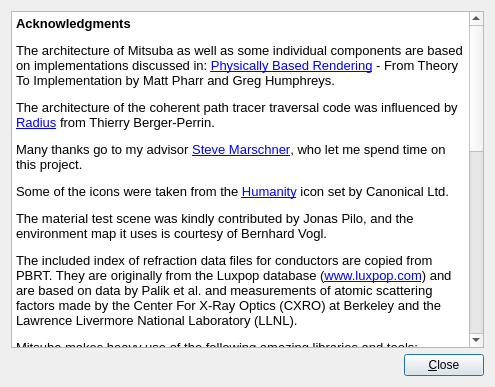
This is src/mtsgui/acknowledgmentdlg.ui in mitsuba-renderer/mitsuba as Qt 5 draws it before an edit. The edited form follows.
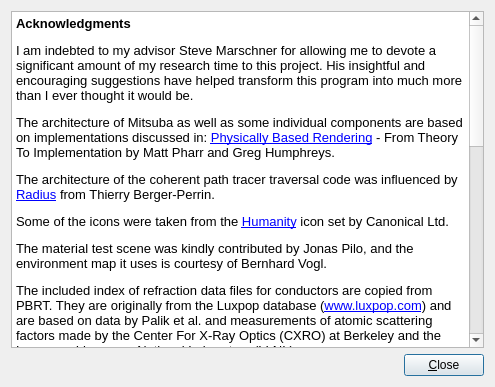
This is the edited form.

```diff
--- a/src/mtsgui/acknowledgmentdlg.ui
+++ b/src/mtsgui/acknowledgmentdlg.ui
@@ -49,9 +49,9 @@
 p, li { white-space: pre-wrap; }
 &lt;/style&gt;&lt;/head&gt;&lt;body style=&quot; font-family:'Sans'; font-size:11pt; font-weight:400; font-style:normal;&quot;&gt;
 &lt;p style=&quot; margin-top:12px; margin-bottom:12px; margin-left:0px; margin-right:0px; -qt-block-indent:0; text-indent:0px;&quot;&gt;&lt;span style=&quot; font-size:10pt; font-weight:600;&quot;&gt;Acknowledgments&lt;/span&gt;&lt;/p&gt;
+&lt;p style=&quot; margin-top:12px; margin-bottom:12px; margin-left:0px; margin-right:0px; -qt-block-indent:0; text-indent:0px;&quot;&gt;&lt;span style=&quot; font-size:10pt;&quot;&gt;I am indebted to my advisor Steve Marschner for allowing me to devote a significant amount of my research time to this project. His insightful and encouraging suggestions have helped transform this program into much more than I ever thought it would be.&lt;/span&gt;&lt;/p&gt;
 &lt;p style=&quot; margin-top:12px; margin-bottom:12px; margin-left:0px; margin-right:0px; -qt-block-indent:0; text-indent:0px;&quot;&gt;&lt;span style=&quot; font-size:10pt;&quot;&gt;The architecture of Mitsuba as well as some individual components are based on implementations discussed in: &lt;/span&gt;&lt;a href=&quot;http://www.pbrt.org&quot;&gt;&lt;span style=&quot; font-size:10pt; text-decoration: underline; color:#0000ff;&quot;&gt;Physically Based Rendering&lt;/span&gt;&lt;/a&gt;&lt;span style=&quot; font-size:10pt;&quot;&gt; - From Theory To Implementation by Matt Pharr and Greg Humphreys.&lt;/span&gt;&lt;/p&gt;
 &lt;p style=&quot; margin-top:12px; margin-bottom:12px; margin-left:0px; margin-right:0px; -qt-block-indent:0; text-indent:0px;&quot;&gt;&lt;span style=&quot; font-size:10pt;&quot;&gt;The architecture of the coherent path tracer traversal code was influenced by &lt;/span&gt;&lt;a href=&quot;http://gna.org/projects/radius/&quot;&gt;&lt;span style=&quot; font-size:10pt; text-decoration: underline; color:#0000ff;&quot;&gt;Radius&lt;/span&gt;&lt;/a&gt;&lt;span style=&quot; font-size:10pt;&quot;&gt; from Thierry Berger-Perrin.&lt;/span&gt;&lt;/p&gt;
-&lt;p style=&quot; margin-top:12px; margin-bottom:12px; margin-left:0px; margin-right:0px; -qt-block-indent:0; text-indent:0px;&quot;&gt;&lt;span style=&quot; font-size:10pt;&quot;&gt;Many thanks go to my advisor &lt;/span&gt;&lt;a href=&quot;http://www.cs.cornell.edu/~srm/&quot;&gt;&lt;span style=&quot; font-size:10pt; text-decoration: underline; color:#0000ff;&quot;&gt;Steve Marschner&lt;/span&gt;&lt;/a&gt;&lt;span style=&quot; font-size:10pt;&quot;&gt;, who let me spend time on this project.&lt;/span&gt;&lt;/p&gt;
 &lt;p style=&quot; margin-top:12px; margin-bottom:12px; margin-left:0px; margin-right:0px; -qt-block-indent:0; text-indent:0px;&quot;&gt;&lt;span style=&quot; font-size:10pt;&quot;&gt;Some of the icons were taken from the &lt;/span&gt;&lt;a href=&quot;https://launchpad.net/humanity&quot;&gt;&lt;span style=&quot; font-size:10pt; text-decoration: underline; color:#0000ff;&quot;&gt;Humanity&lt;/span&gt;&lt;/a&gt;&lt;span style=&quot; font-size:10pt;&quot;&gt; icon set by Canonical Ltd.&lt;/span&gt;&lt;/p&gt;
 &lt;p style=&quot; margin-top:12px; margin-bottom:12px; margin-left:0px; margin-right:0px; -qt-block-indent:0; text-indent:0px;&quot;&gt;&lt;span style=&quot; font-size:10pt;&quot;&gt;The material test scene was kindly contributed by Jonas Pilo, and the environment map it uses is courtesy of Bernhard Vogl.&lt;/span&gt;&lt;/p&gt;
 &lt;p style=&quot; margin-top:12px; margin-bottom:12px; margin-left:0px; margin-right:0px; -qt-block-indent:0; text-indent:0px;&quot;&gt;&lt;span style=&quot; font-size:10pt;&quot;&gt;The included index of refraction data files for conductors are copied from PBRT. They are originally from the Luxpop database (&lt;/span&gt;&lt;a href=&quot;http://www.luxpop.com&quot;&gt;&lt;span style=&quot; font-size:10pt; text-decoration: underline; color:#0000ff;&quot;&gt;www.luxpop.com&lt;/span&gt;&lt;/a&gt;&lt;span style=&quot; font-size:10pt;&quot;&gt;) and are based on data by Palik et al. and measurements of atomic scattering factors made by the Center For X-Ray Optics (CXRO) at Berkeley and the Lawrence Livermore National Laboratory (LLNL).&lt;/span&gt;&lt;/p&gt;
```
